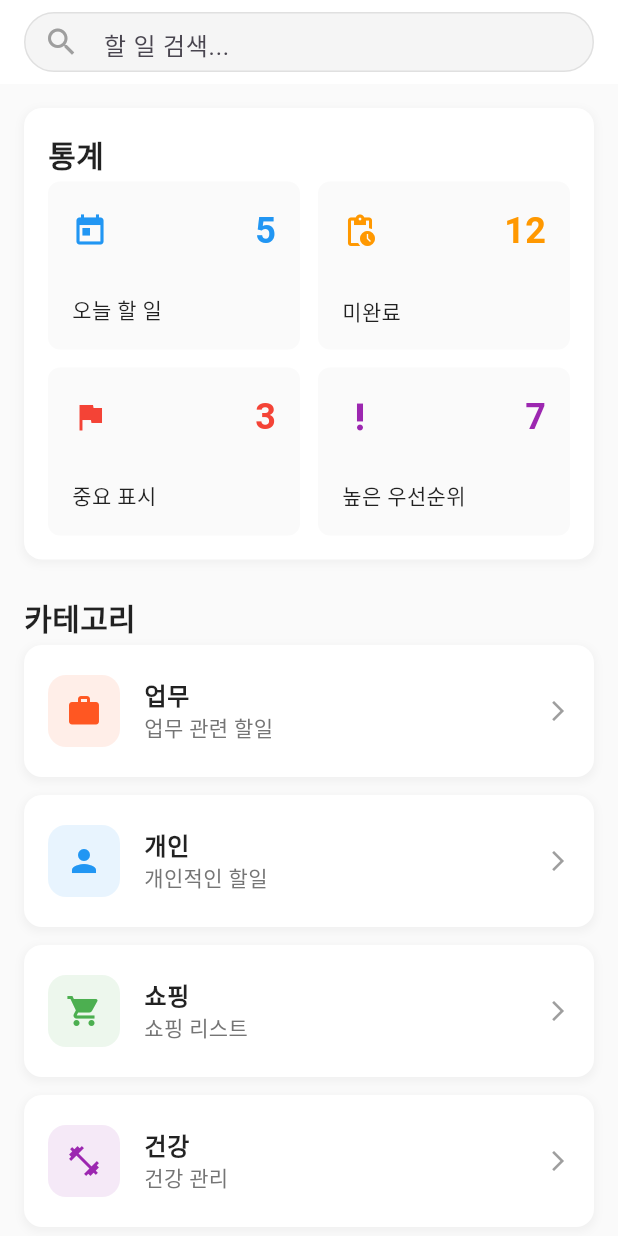
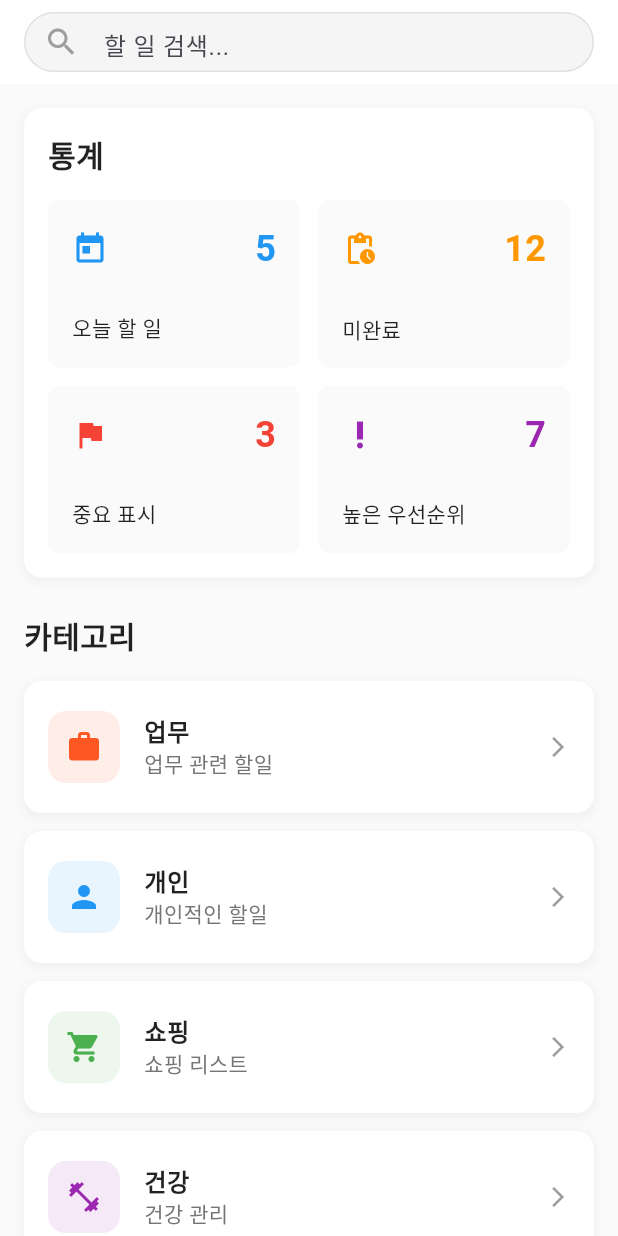
Before and after one commit to ysa5347/reminder, a Flutter app: the screen it shows after launch, on a phone screen of 412 x 824 dp. Run offline on Flutter 3.47's test engine with Material 3 defaults, Android fonts, the light colour scheme and no system bars; our stand-ins replace equatable, floor, flutter_bloc, flutter_local_notifications, get_it, permission_handler and 2 more; accounts and stored records are empty; generated files the repository leaves out were written again.

Commit message:
FEAT; main page view prototype (2)

```diff
--- a/lib/presentation/pages/main/view/main_view.dart
+++ b/lib/presentation/pages/main/view/main_view.dart
@@ -130,7 +130,7 @@ class _MainViewState extends State<MainView> {
             color: Colors.black87,
           ),
         ),
-        const SizedBox(height: 4),
+        const SizedBox(height: 16),
         GridView.count(
           crossAxisCount: 2,
           crossAxisSpacing: 12,
@@ -138,6 +138,7 @@ class _MainViewState extends State<MainView> {
           shrinkWrap: true,
           physics: const NeverScrollableScrollPhysics(),
           childAspectRatio: 1.5,
+          padding: EdgeInsets.zero,
           children: [
             _buildStatCard(
               context,
@@ -244,7 +245,7 @@ class _MainViewState extends State<MainView> {
             color: Colors.black87,
           ),
         ),
-        const SizedBox(height: 4),
+        const SizedBox(height: 16),
         ListView.separated(
           shrinkWrap: true,
           physics: const NeverScrollableScrollPhysics(),
@@ -254,6 +255,7 @@ class _MainViewState extends State<MainView> {
             final category = categories[index];
             return _buildCategoryCard(context, category);
           },
+          padding: EdgeInsets.zero,
         ),
       ],
     );
```
